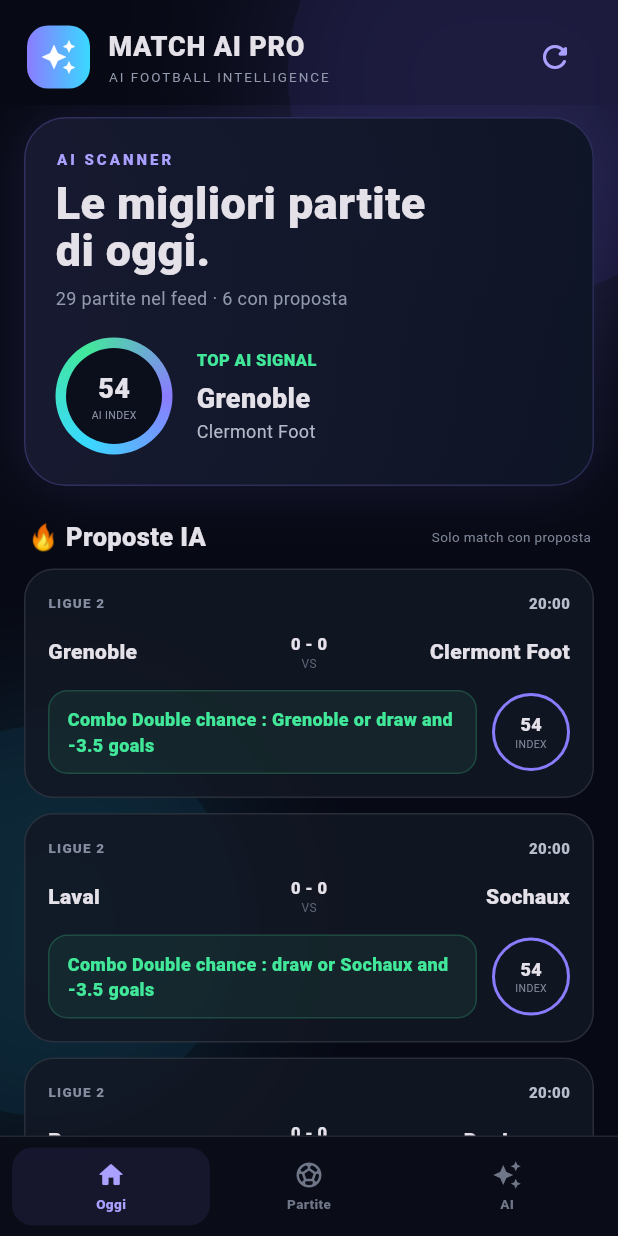
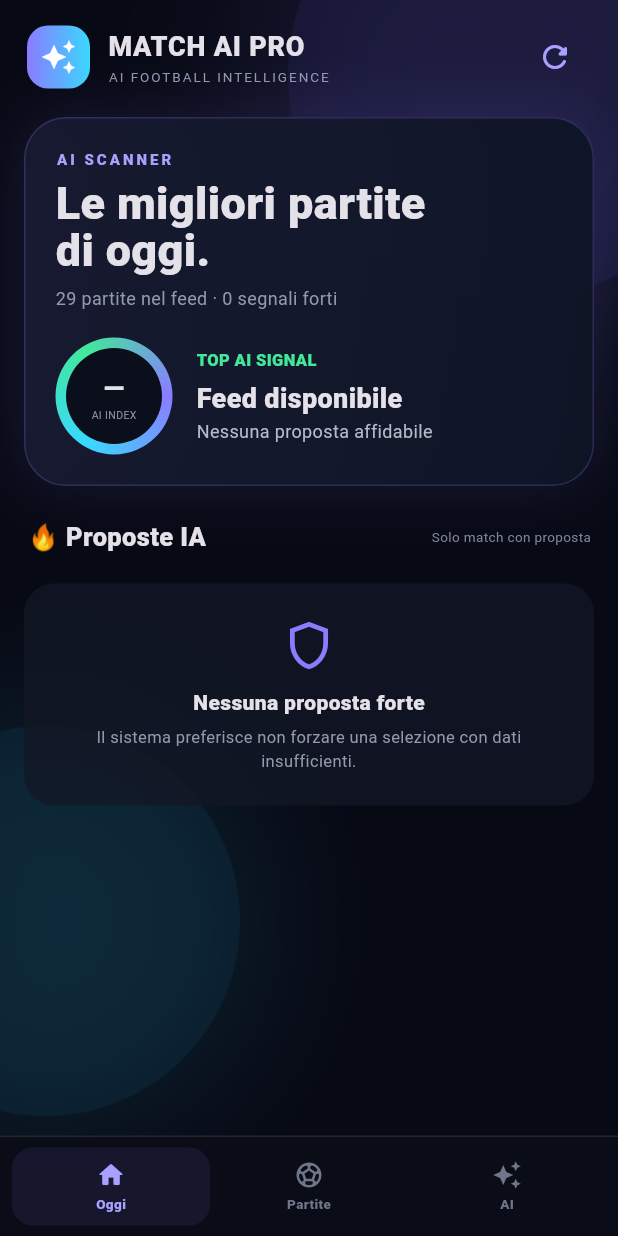
Before and after one commit to anonimatoxx11xx-dev/match-ai-pro, a Flutter app: the screen it shows after launch, on a phone screen of 412 x 824 dp. Run offline on Flutter 3.47's test engine with Material 3 defaults, Android fonts, the phone set to English and light mode, and no system bars; network calls fail; Roboto replaces fonts that are missing (sans).

Commit message:
Fix pre-match score display and filter weak AI signals

```diff
--- a/lib/main.dart
+++ b/lib/main.dart
@@ -27,6 +27,7 @@
   final String home, away, league, time;
   final bool live;
   final int? hs, ascore;
+  final String status;
   final int confidence;
   final String pick;
   final String reason;
@@ -43,6 +44,7 @@
     required this.live,
     required this.hs,
     required this.ascore,
+    required this.status,
     required this.confidence,
     required this.pick,
     required this.reason,
@@ -149,6 +151,7 @@
       live:m['live'] == true || m['status']?.toString() == 'LIVE',
       hs:_int(m['scoreHome']),
       ascore:_int(m['scoreAway']),
+      status:m['status']?.toString() ?? 'NS',
       confidence:confidence,
       pick:proposals.isNotEmpty ? proposals.first : 'Nessuna proposta forte',
       reason:pre.isNotEmpty ? pre.join(' • ') : (proposals.isNotEmpty ? 'Proposta disponibile nel feed statistico.' : 'Dati insufficienti per una selezione affidabile.'),
@@ -179,6 +182,7 @@
       live:live,
       hs:_int(_map(e['homeScore'])['current']),
       ascore:_int(_map(e['awayScore'])['current']),
+      status:live ? 'LIVE' : (finished ? 'FT' : 'NS'),
       confidence:0,
       pick:finished ? 'Partita terminata' : 'Dati live SofaScore',
       reason:finished ? 'Risultato aggiornato da SofaScore.' : 'Evento live ricevuto da SofaScore.',
@@ -207,7 +211,7 @@
   @override void dispose(){pulse.dispose();super.dispose();}
   Future<void> load() async { if(mounted)setState(()=>loading=true); try{final m=await service.today(); if(!mounted)return; setState((){matches=m;error=null;});}catch(_){ if(!mounted)return; setState(()=>error=null); }finally{if(mounted)setState(()=>loading=false);} }
   @override Widget build(BuildContext context){
-    final strong=matches.where((m)=>m.proposals.isNotEmpty).toList()..sort((a,b)=>b.confidence.compareTo(a.confidence)); final top=strong.take(6).toList();
+    final strong=matches.where((m)=>m.status=='NS' && m.proposals.isNotEmpty && m.confidence>=65).toList()..sort((a,b)=>b.confidence.compareTo(a.confidence)); final top=strong.take(6).toList();
     return Scaffold(
       body: Stack(children:[
         const _Background(),
@@ -239,7 +243,7 @@
       child:Column(crossAxisAlignment:CrossAxisAlignment.start,children:[
         const Text('AI SCANNER',style:TextStyle(color:Color(0xFFA9A0FF),fontSize:10,fontWeight:FontWeight.w900,letterSpacing:2)),
         const SizedBox(height:7),const Text('Le migliori partite\ndi oggi.',style:TextStyle(fontSize:30,fontWeight:FontWeight.w900,height:1.02)),
-        const SizedBox(height:8),Text('${matches.length} partite nel feed · ${strong.length} con proposta',style:const TextStyle(color:Color(0xFF9299AD),fontSize:12)),
+        const SizedBox(height:8),Text('${matches.length} partite nel feed · ${strong.length} segnali forti',style:const TextStyle(color:Color(0xFF9299AD),fontSize:12)),
         const SizedBox(height:18),Row(children:[
           _orb(strong.isEmpty?0:strong.first.confidence),
           const SizedBox(width:16),Expanded(child:Column(crossAxisAlignment:CrossAxisAlignment.start,children:[
@@ -269,8 +273,8 @@
   Widget _metric(String n,double v)=>Padding(padding:const EdgeInsets.only(bottom:11),child:Row(children:[Expanded(child:Text(n,style:const TextStyle(fontSize:12))),Text('${(v*100).round()}%',style:const TextStyle(fontWeight:FontWeight.w800,color:Color(0xFF42E89A)))]));
   Widget _title(String a,String b)=>Padding(padding:const EdgeInsets.fromLTRB(2,22,2,9),child:Row(children:[Expanded(child:Text(a,style:const TextStyle(fontSize:17,fontWeight:FontWeight.w900))),Text(b,style:const TextStyle(fontSize:9,color:Color(0xFF7E8598)))]));
   Widget _card(Match m)=>GestureDetector(onTap:()=>showModalBottomSheet(context:context,isScrollControlled:true,backgroundColor:const Color(0xFF0A0D17),builder:(_)=>_Detail(m)),child:Container(margin:const EdgeInsets.only(bottom:10),padding:const EdgeInsets.all(15),decoration:BoxDecoration(color:const Color(0xD9121724),borderRadius:BorderRadius.circular(20),border:Border.all(color:Colors.white10)),child:Column(children:[
-    Row(children:[Expanded(child:Text(m.league.toUpperCase(),style:const TextStyle(fontSize:9,color:Color(0xFF858DA0),letterSpacing:.8,fontWeight:FontWeight.w800))),Text(m.live?'LIVE':m.time,style:TextStyle(fontSize:10,color:m.live?const Color(0xFFFF5D73):const Color(0xFFB8BECC),fontWeight:FontWeight.w900))]),
-    const SizedBox(height:12),Row(children:[Expanded(child:Text(m.home,style:const TextStyle(fontWeight:FontWeight.w800))),Column(children:[Text(m.hs!=null&&m.ascore!=null?'${m.hs} - ${m.ascore}':m.time,style:const TextStyle(fontSize:11,fontWeight:FontWeight.w900)),const Text('VS',style:TextStyle(fontSize:8,color:Color(0xFF60687A)))]),Expanded(child:Text(m.away,textAlign:TextAlign.right,style:const TextStyle(fontWeight:FontWeight.w800)))]),
+    Row(children:[Expanded(child:Text(m.league.toUpperCase(),style:const TextStyle(fontSize:9,color:Color(0xFF858DA0),letterSpacing:.8,fontWeight:FontWeight.w800))),Text(m.live?'LIVE':m.status=='FT'?'FT':m.time,style:TextStyle(fontSize:10,color:m.live?const Color(0xFFFF5D73):const Color(0xFFB8BECC),fontWeight:FontWeight.w900))]),
+    const SizedBox(height:12),Row(children:[Expanded(child:Text(m.home,style:const TextStyle(fontWeight:FontWeight.w800))),Column(children:[Text(m.status!='NS'&&m.hs!=null&&m.ascore!=null?'${m.hs} - ${m.ascore}':m.time,style:const TextStyle(fontSize:11,fontWeight:FontWeight.w900)),const Text('VS',style:TextStyle(fontSize:8,color:Color(0xFF60687A)))]),Expanded(child:Text(m.away,textAlign:TextAlign.right,style:const TextStyle(fontWeight:FontWeight.w800)))]),
     const SizedBox(height:12),Row(children:[Expanded(child:Container(padding:const EdgeInsets.symmetric(horizontal:12,vertical:10),decoration:BoxDecoration(color:const Color(0x1242E89A),borderRadius:BorderRadius.circular(13),border:Border.all(color:const Color(0x3042E89A))),child:Text(m.pick,style:const TextStyle(color:Color(0xFF42E89A),fontSize:12,fontWeight:FontWeight.w900)))),const SizedBox(width:10),_confidence(m.confidence)])
   ])));
   Widget _confidence(int n)=>Container(width:52,height:52,decoration:BoxDecoration(shape:BoxShape.circle,border:Border.all(color:const Color(0xFF8B7CFF),width:2)),child:Center(child:Column(mainAxisAlignment:MainAxisAlignment.center,children:[Text(n==0?'—':'$n',style:const TextStyle(fontSize:12,fontWeight:FontWeight.w900)),const Text('INDEX',style:TextStyle(fontSize:7,color:Color(0xFF82899B)))])));
@@ -292,6 +296,12 @@
     const SizedBox(height:18),Container(padding:const EdgeInsets.all(17),decoration:BoxDecoration(color:const Color(0xFF121725),borderRadius:BorderRadius.circular(20),border:Border.all(color:Colors.white10)),child:Column(crossAxisAlignment:CrossAxisAlignment.start,children:[
       const Text('PERCHÉ L’IA LO PROPONE',style:TextStyle(color:Color(0xFFA9A0FF),fontSize:10,fontWeight:FontWeight.w900,letterSpacing:1)),
       const SizedBox(height:10),Text(m.reason,style:const TextStyle(fontSize:14,height:1.4)),
+      if(m.preMatchStats.isNotEmpty) ...[
+        const SizedBox(height:14),
+        const Text('DATI PRE-MATCH',style:TextStyle(color:Color(0xFF7F879A),fontSize:9,fontWeight:FontWeight.w900,letterSpacing:1)),
+        const SizedBox(height:7),
+        ...m.preMatchStats.map((s)=>Padding(padding:const EdgeInsets.only(bottom:5),child:Text(s,style:const TextStyle(color:Color(0xFFB4BAC8),fontSize:11,height:1.3)))),
+      ],
       const SizedBox(height:15),Row(children:[Expanded(child:_box('AI Index',m.confidence==0?'—':'${m.confidence}/100')),const SizedBox(width:9),Expanded(child:_box('Proposta',m.proposals.isNotEmpty?'DISPONIBILE':'NESSUNA'))])
     ])),const SizedBox(height:12),Text('Nota: il punteggio è un indicatore statistico e non rappresenta una garanzia di vincita.',style:const TextStyle(color:Color(0xFF737B8E),fontSize:10,height:1.4))
   ]));
```
